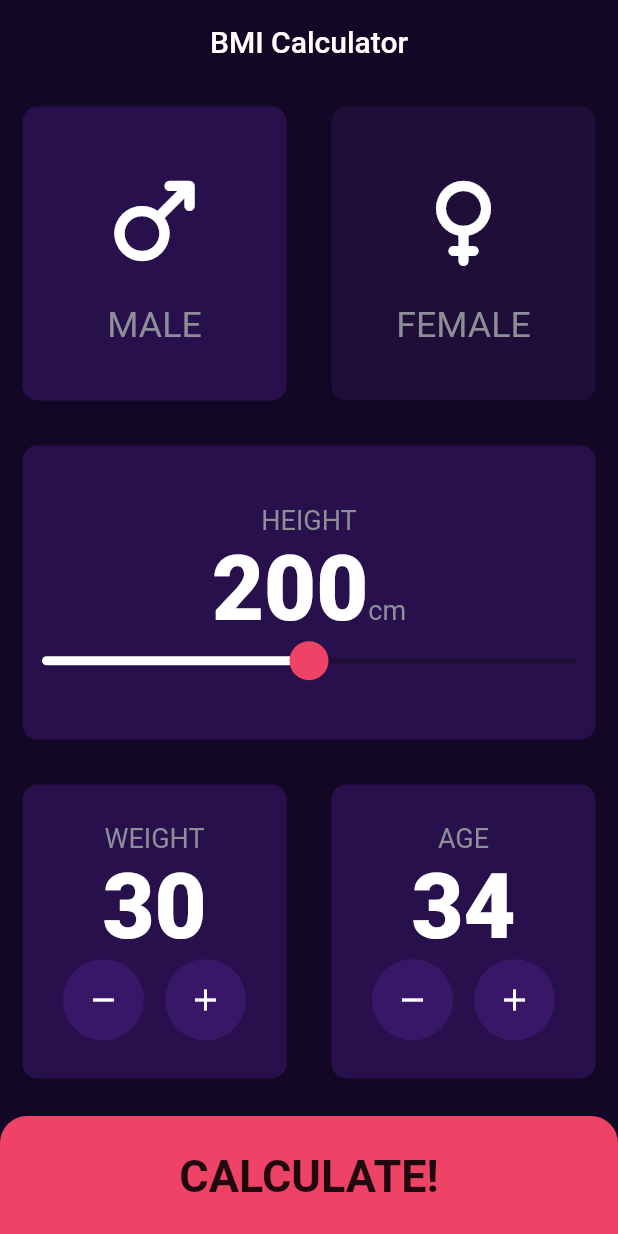
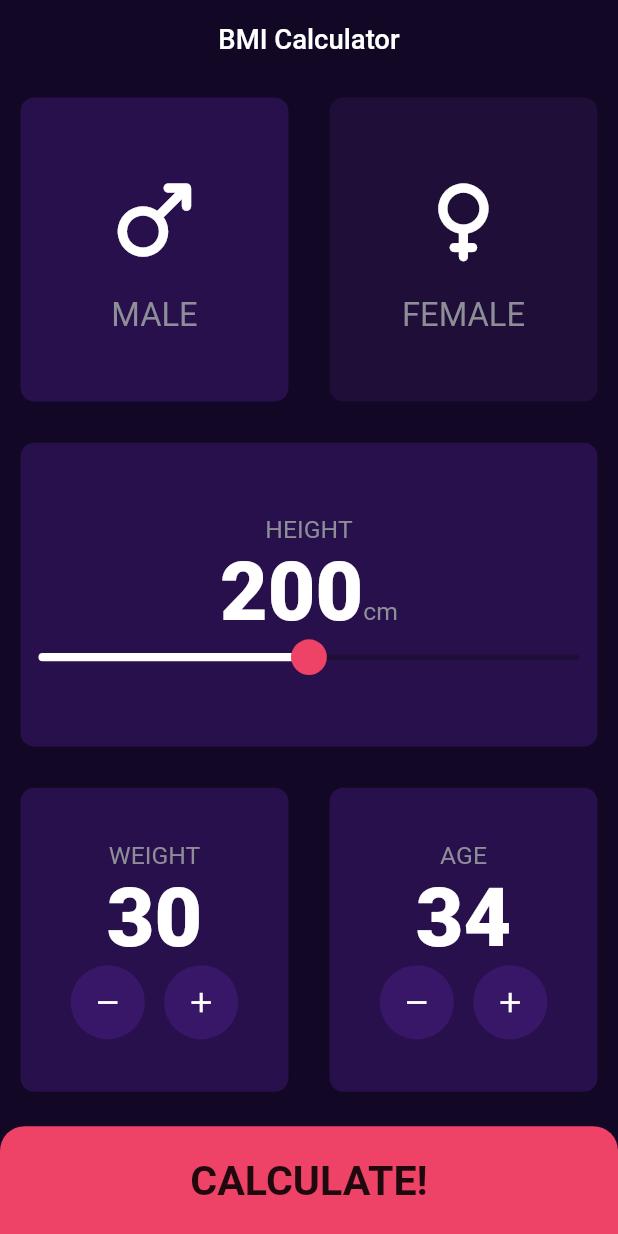
Before and after one commit to TheHarshKadam/BMI-Calculator, a Flutter app: the screen it shows after launch, after a tap on "CALCULATE!", on a phone screen of 412 x 824 dp. Run offline on Flutter 3.47's test engine with Material 2 defaults, Android fonts, the phone set to English and light mode, and no system bars; our stand-ins replace responsive_framework, sizer.

```diff
--- a/lib/main.dart
+++ b/lib/main.dart
@@ -1,16 +1,40 @@
 //--no-sound-null-safety
 import 'dart:async';
-
 import 'package:bmi_calculator/pages/home.dart';
 import 'package:flutter/material.dart';
 import 'package:flutter/services.dart';
 import 'package:bmi_calculator/pages/result.dart';
+import 'package:responsive_framework/responsive_framework.dart';
+import 'package:sizer/sizer.dart';
 
 void main() {
-  runApp(MaterialApp(
-    debugShowCheckedModeBanner: false,
-    home: splash_screen(),
-  ));
+  runApp(MyApp());
+}
+
+class MyApp extends StatelessWidget {
+  @override
+  Widget build(BuildContext context) {
+    return Sizer(
+      builder: (context, orientation, deviceType) {
+        return MaterialApp(
+          builder: (context, widget) => ResponsiveWrapper.builder(
+              BouncingScrollWrapper.builder(context, widget!),
+              maxWidth: 1200,
+              minWidth: 450,
+              defaultScale: true,
+              breakpoints: [
+                ResponsiveBreakpoint.resize(450, name: MOBILE),
+                ResponsiveBreakpoint.autoScale(800, name: TABLET),
+                ResponsiveBreakpoint.autoScale(1000, name: TABLET),
+                ResponsiveBreakpoint.autoScale(1200, name: DESKTOP),
+                ResponsiveBreakpoint.autoScale(2460, name: "4K"),
+              ]),
+          debugShowCheckedModeBanner: false,
+          home: splash_screen(),
+        );
+      },
+    );
+  }
 }
 
 class splash_screen extends StatefulWidget {
```
